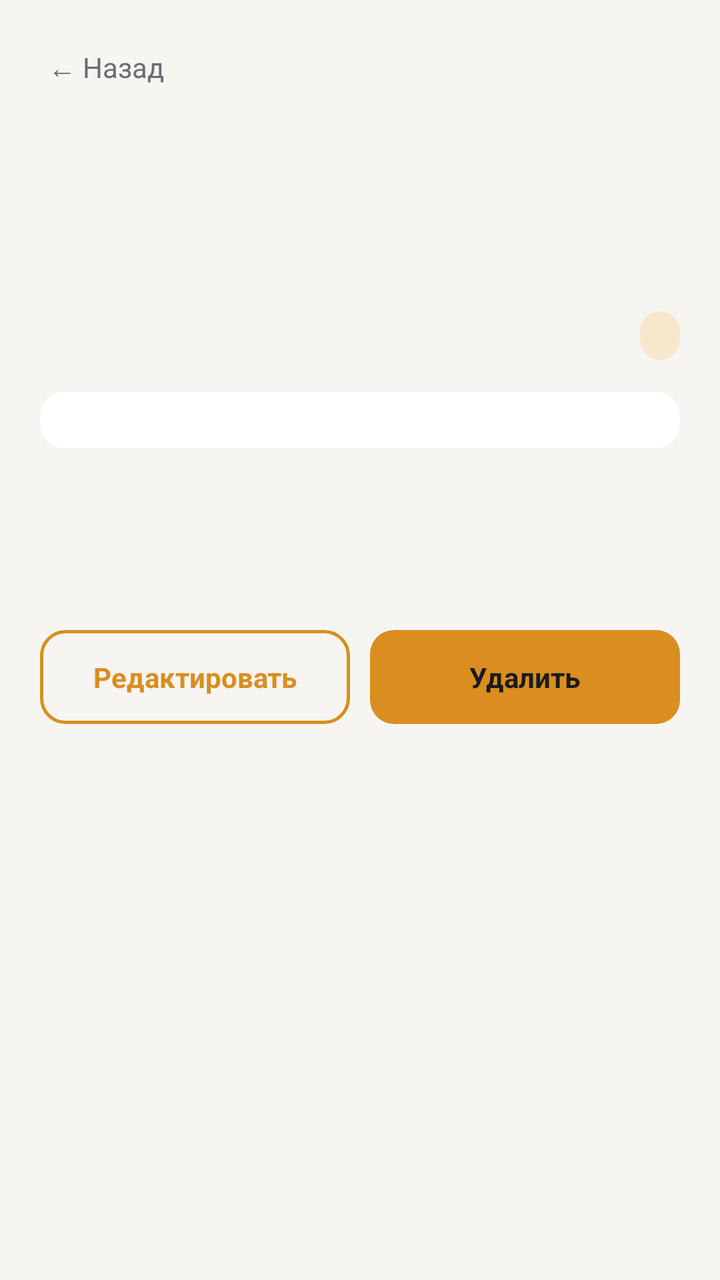
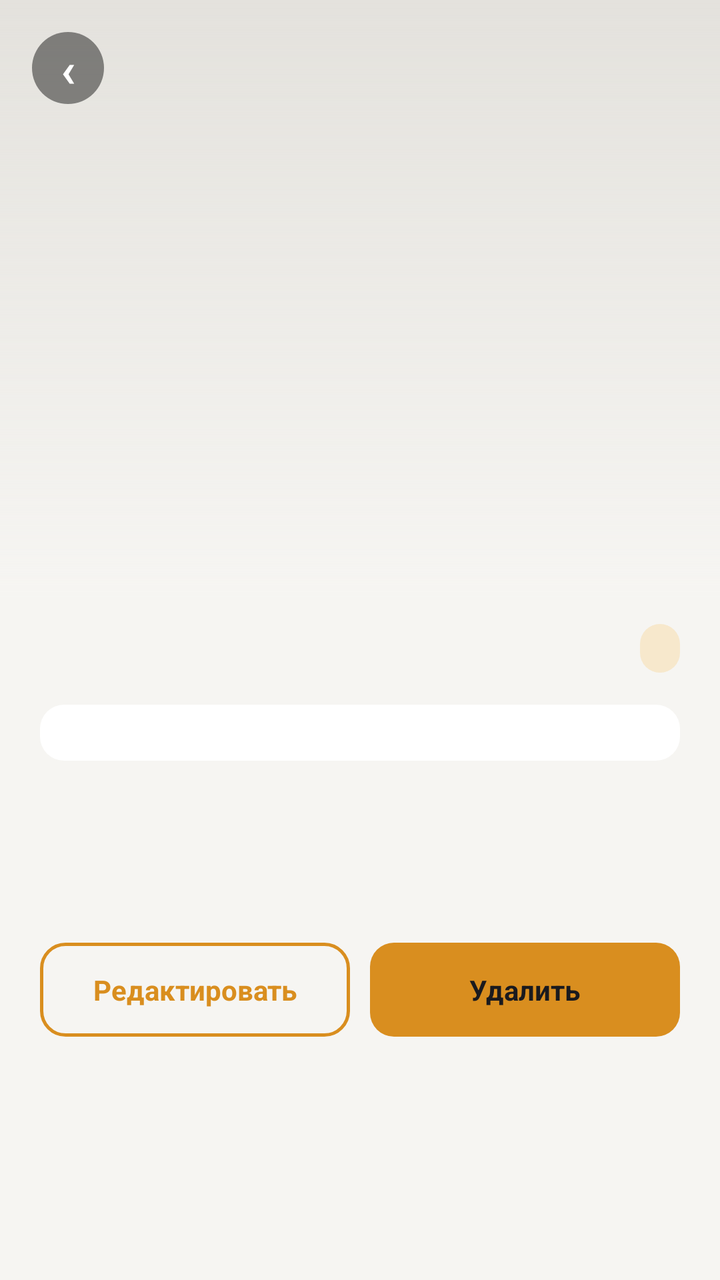

An Android layout rendered at two revisions. The XML below is the earlier revision; the diff shows what the commit changed to produce the second picture.
<!-- AndroidManifest.xml: application theme Theme.MovieDiary -->
<!-- res/layout/fragment_movie_detail.xml -->
<?xml version="1.0" encoding="utf-8"?>
<LinearLayout xmlns:android="http://schemas.android.com/apk/res/android"
    android:layout_width="match_parent"
    android:layout_height="match_parent"
    android:orientation="vertical"
    android:background="@color/colorBackground">

    <LinearLayout
        android:layout_width="match_parent"
        android:layout_height="wrap_content"
        android:orientation="horizontal"
        android:padding="16dp"
        android:gravity="center_vertical">

        <TextView
            android:id="@+id/btnBack"
            android:layout_width="wrap_content"
            android:layout_height="wrap_content"
            android:text="← Назад"
            android:textColor="@color/colorTextMuted"
            android:padding="8dp" />
    </LinearLayout>

    <ScrollView
        android:layout_width="match_parent"
        android:layout_height="0dp"
        android:layout_weight="1">

        <LinearLayout
            android:layout_width="match_parent"
            android:layout_height="wrap_content"
            android:orientation="vertical"
            android:padding="20dp">

            <ImageView
                android:id="@+id/ivPoster"
                android:layout_width="match_parent"
                android:layout_height="220dp"
                android:layout_marginBottom="16dp"
                android:background="@drawable/bg_poster_placeholder"
                android:clipToOutline="true"
                android:scaleType="centerCrop"
                android:visibility="gone" />

            <TextView
                android:id="@+id/tvTitle"
                android:layout_width="match_parent"
                android:layout_height="wrap_content"
                android:textColor="@color/colorTextPrimary"
                android:textSize="22sp"
                android:textStyle="bold" />

            <TextView
                android:id="@+id/tvYearGenre"
                android:layout_width="match_parent"
                android:layout_height="wrap_content"
                android:layout_marginTop="4dp"
                android:layout_marginBottom="16dp"
                android:textColor="@color/colorTextMuted"
                android:textSize="14sp" />

            <LinearLayout
                android:layout_width="match_parent"
                android:layout_height="wrap_content"
                android:orientation="horizontal"
                android:gravity="center_vertical"
                android:layout_marginBottom="16dp">

                <LinearLayout
                    android:id="@+id/starsContainer"
                    android:layout_width="wrap_content"
                    android:layout_height="wrap_content"
                    android:orientation="horizontal" />

                <View
                    android:layout_width="0dp"
                    android:layout_height="1dp"
                    android:layout_weight="1" />

                <TextView
                    android:id="@+id/tvStatusBadge"
                    android:layout_width="wrap_content"
                    android:layout_height="wrap_content"
                    android:textColor="@color/colorAccent"
                    android:textStyle="bold"
                    android:textSize="12sp"
                    android:background="@drawable/bg_badge"
                    android:paddingHorizontal="10dp"
                    android:paddingVertical="4dp" />
            </LinearLayout>

            <LinearLayout
                android:id="@+id/metaRow"
                android:layout_width="match_parent"
                android:layout_height="wrap_content"
                android:orientation="horizontal"
                android:background="@drawable/bg_card"
                android:padding="14dp"
                android:layout_marginBottom="16dp" />

            <TextView
                android:id="@+id/tvTagsLabel"
                android:layout_width="wrap_content"
                android:layout_height="wrap_content"
                android:text="ТЕГИ"
                android:textColor="@color/colorTextMuted"
                android:textSize="12sp"
                android:visibility="gone" />

            <com.google.android.material.chip.ChipGroup
                android:id="@+id/chipGroupTags"
                android:layout_width="match_parent"
                android:layout_height="wrap_content"
                android:layout_marginTop="8dp"
                android:layout_marginBottom="16dp" />

            <TextView
                android:id="@+id/tvReviewLabel"
                android:layout_width="wrap_content"
                android:layout_height="wrap_content"
                android:text="ОТЗЫВ"
                android:textColor="@color/colorTextMuted"
                android:textSize="12sp"
                android:visibility="gone" />

            <TextView
                android:id="@+id/tvReview"
                android:layout_width="match_parent"
                android:layout_height="wrap_content"
                android:layout_marginTop="8dp"
                android:layout_marginBottom="24dp"
                android:textColor="@color/colorTextPrimary"
                android:textSize="14sp"
                android:lineSpacingMultiplier="1.3" />

            <LinearLayout
                android:layout_width="match_parent"
                android:layout_height="wrap_content"
                android:orientation="horizontal">

                <TextView
                    android:id="@+id/btnEdit"
                    android:layout_width="0dp"
                    android:layout_height="wrap_content"
                    android:layout_weight="1"
                    android:layout_marginEnd="10dp"
                    android:text="Редактировать"
                    android:textColor="@color/colorAccent"
                    android:textStyle="bold"
                    android:gravity="center"
                    android:padding="14dp"
                    android:background="@drawable/bg_outline_button" />

                <TextView
                    android:id="@+id/btnDelete"
                    android:layout_width="0dp"
                    android:layout_height="wrap_content"
                    android:layout_weight="1"
                    android:text="Удалить"
                    android:textColor="@color/colorOnAccent"
                    android:textStyle="bold"
                    android:gravity="center"
                    android:padding="14dp"
                    android:background="@drawable/bg_accent_button" />
            </LinearLayout>

        </LinearLayout>
    </ScrollView>
</LinearLayout>
<!-- resources referenced by this layout -->
<resources>
  <color name="colorAccent">#D98E1F</color>
  <color name="colorBackground">#F6F5F2</color>
  <color name="colorOnAccent">#1A1A1E</color>
  <color name="colorTextMuted">#6B6B76</color>
  <color name="colorTextPrimary">#1A1A1E</color>
  <!-- drawable bg_accent_button (drawable) -->
  <?xml version="1.0" encoding="utf-8"?>
  <shape xmlns:android="http://schemas.android.com/apk/res/android" android:shape="rectangle">
      <solid android:color="@color/colorAccent" />
      <corners android:radius="12dp" />
  </shape>
  <!-- drawable bg_badge (drawable) -->
  <?xml version="1.0" encoding="utf-8"?>
  <shape xmlns:android="http://schemas.android.com/apk/res/android" android:shape="rectangle">
      <solid android:color="@color/colorAccentSoftSolid" />
      <corners android:radius="20dp" />
  </shape>
  <!-- drawable bg_card (drawable) -->
  <?xml version="1.0" encoding="utf-8"?>
  <shape xmlns:android="http://schemas.android.com/apk/res/android" android:shape="rectangle">
      <solid android:color="@color/colorSurface" />
      <corners android:radius="12dp" />
  </shape>
  <!-- drawable bg_outline_button (drawable) -->
  <?xml version="1.0" encoding="utf-8"?>
  <shape xmlns:android="http://schemas.android.com/apk/res/android" android:shape="rectangle">
      <solid android:color="@android:color/transparent" />
      <corners android:radius="12dp" />
      <stroke android:width="1.5dp" android:color="@color/colorAccent" />
  </shape>
  <!-- drawable bg_poster_placeholder (drawable) -->
  <?xml version="1.0" encoding="utf-8"?>
  <shape xmlns:android="http://schemas.android.com/apk/res/android" android:shape="rectangle">
      <solid android:color="@color/colorPosterPlaceholder" />
      <corners android:radius="8dp" />
  </shape>
  <style name="Theme.MovieDiary" parent="Base.Theme.MovieDiary" />
  <color name="colorAccentSoftSolid">#F7E8CC</color>
  <color name="colorSurface">#FFFFFF</color>
  <color name="colorPosterPlaceholder">#E4E2DD</color>
  <style name="Base.Theme.MovieDiary" parent="Theme.Material3.DayNight.NoActionBar">
          
          
      </style>
</resources>

<!-- the commit's change to res/layout/fragment_movie_detail.xml (unified diff, before → after) -->
@@ -1,46 +1,47 @@
 <?xml version="1.0" encoding="utf-8"?>
 <LinearLayout xmlns:android="http://schemas.android.com/apk/res/android"
+    xmlns:app="http://schemas.android.com/apk/res-auto"
     android:layout_width="match_parent"
     android:layout_height="match_parent"
     android:orientation="vertical"
     android:background="@color/colorBackground">
 
-    <LinearLayout
+    <FrameLayout
+        android:id="@+id/heroContainer"
         android:layout_width="match_parent"
-        android:layout_height="wrap_content"
-        android:orientation="horizontal"
-        android:padding="16dp"
-        android:gravity="center_vertical">
+        android:layout_height="300dp">
+
+        <ImageView
+            android:id="@+id/ivPoster"
+            android:layout_width="match_parent"
+            android:layout_height="match_parent"
+            android:background="@color/colorPosterPlaceholder"
+            android:scaleType="centerCrop" />
+
+        <View
+            android:layout_width="match_parent"
+            android:layout_height="match_parent"
+            android:background="@drawable/bg_hero_gradient" />
 
         <TextView
             android:id="@+id/btnBack"
-            android:layout_width="wrap_content"
-            android:layout_height="wrap_content"
-            android:text="← Назад"
-            android:textColor="@color/colorTextMuted"
-            android:padding="8dp" />
-    </LinearLayout>
-
-    <ScrollView
-        android:layout_width="match_parent"
-        android:layout_height="0dp"
-        android:layout_weight="1">
+            android:layout_width="36dp"
+            android:layout_height="36dp"
+            android:layout_margin="16dp"
+            android:background="@drawable/bg_circle_dark"
+            android:gravity="center"
+            android:text="‹"
+            android:textColor="#FFFFFF"
+            android:textSize="24sp"
+            android:textStyle="bold" />
 
         <LinearLayout
             android:layout_width="match_parent"
             android:layout_height="wrap_content"
+            android:layout_gravity="bottom"
             android:orientation="vertical"
-            android:padding="20dp">
-
-            <ImageView
-                android:id="@+id/ivPoster"
-                android:layout_width="match_parent"
-                android:layout_height="220dp"
-                android:layout_marginBottom="16dp"
-                android:background="@drawable/bg_poster_placeholder"
-                android:clipToOutline="true"
-                android:scaleType="centerCrop"
-                android:visibility="gone" />
+            android:paddingHorizontal="20dp"
+            android:paddingBottom="12dp">
 
             <TextView
                 android:id="@+id/tvTitle"
@@ -55,16 +56,30 @@
                 android:layout_width="match_parent"
                 android:layout_height="wrap_content"
                 android:layout_marginTop="4dp"
-                android:layout_marginBottom="16dp"
                 android:textColor="@color/colorTextMuted"
                 android:textSize="14sp" />
+        </LinearLayout>
+    </FrameLayout>
+
+    <ScrollView
+        android:layout_width="match_parent"
+        android:layout_height="0dp"
+        android:layout_weight="1">
+
+        <LinearLayout
+            android:layout_width="match_parent"
+            android:layout_height="wrap_content"
+            android:orientation="vertical"
+            android:paddingHorizontal="20dp"
+            android:paddingTop="12dp"
+            android:paddingBottom="24dp">
 
             <LinearLayout
                 android:layout_width="match_parent"
                 android:layout_height="wrap_content"
-                android:orientation="horizontal"
+                android:layout_marginBottom="16dp"
                 android:gravity="center_vertical"
-                android:layout_marginBottom="16dp">
+                android:orientation="horizontal">
 
                 <LinearLayout
                     android:id="@+id/starsContainer"
@@ -81,22 +96,22 @@
                     android:id="@+id/tvStatusBadge"
                     android:layout_width="wrap_content"
                     android:layout_height="wrap_content"
-                    android:textColor="@color/colorAccent"
-                    android:textStyle="bold"
-                    android:textSize="12sp"
                     android:background="@drawable/bg_badge"
                     android:paddingHorizontal="10dp"
-                    android:paddingVertical="4dp" />
+                    android:paddingVertical="4dp"
+                    android:textColor="@color/colorAccent"
+                    android:textSize="12sp"
+                    android:textStyle="bold" />
             </LinearLayout>
 
             <LinearLayout
                 android:id="@+id/metaRow"
                 android:layout_width="match_parent"
                 android:layout_height="wrap_content"
+                android:layout_marginBottom="16dp"
+                android:background="@drawable/bg_card"
                 android:orientation="horizontal"
-                android:background="@drawable/bg_card"
-                android:padding="14dp"
-                android:layout_marginBottom="16dp" />
+                android:padding="14dp" />
 
             <TextView
                 android:id="@+id/tvTagsLabel"
@@ -129,9 +144,9 @@
                 android:layout_height="wrap_content"
                 android:layout_marginTop="8dp"
                 android:layout_marginBottom="24dp"
+                android:lineSpacingMultiplier="1.3"
                 android:textColor="@color/colorTextPrimary"
-                android:textSize="14sp"
-                android:lineSpacingMultiplier="1.3" />
+                android:textSize="14sp" />
 
             <LinearLayout
                 android:layout_width="match_parent"
@@ -142,28 +157,27 @@
                     android:id="@+id/btnEdit"
                     android:layout_width="0dp"
                     android:layout_height="wrap_content"
+                    android:layout_marginEnd="10dp"
                     android:layout_weight="1"
-                    android:layout_marginEnd="10dp"
+                    android:background="@drawable/bg_outline_button"
+                    android:gravity="center"
+                    android:padding="14dp"
                     android:text="Редактировать"
                     android:textColor="@color/colorAccent"
-                    android:textStyle="bold"
-                    android:gravity="center"
-                    android:padding="14dp"
-                    android:background="@drawable/bg_outline_button" />
+                    android:textStyle="bold" />
 
                 <TextView
                     android:id="@+id/btnDelete"
                     android:layout_width="0dp"
                     android:layout_height="wrap_content"
                     android:layout_weight="1"
+                    android:background="@drawable/bg_accent_button"
+                    android:gravity="center"
+                    android:padding="14dp"
                     android:text="Удалить"
                     android:textColor="@color/colorOnAccent"
-                    android:textStyle="bold"
-                    android:gravity="center"
-                    android:padding="14dp"
-                    android:background="@drawable/bg_accent_button" />
+                    android:textStyle="bold" />
             </LinearLayout>
-
         </LinearLayout>
     </ScrollView>
 </LinearLayout>
<!-- resource entries referenced after the edit -->
@@ -23,18 +23,25 @@
       <solid android:color="@color/colorSurface" />
       <corners android:radius="12dp" />
   </shape>
+  <!-- drawable bg_circle_dark (drawable) -->
+  <?xml version="1.0" encoding="utf-8"?>
+  <shape xmlns:android="http://schemas.android.com/apk/res/android" android:shape="oval">
+      <solid android:color="#73000000" />
+  </shape>
+  <!-- drawable bg_hero_gradient (drawable) -->
+  <?xml version="1.0" encoding="utf-8"?>
+  <shape xmlns:android="http://schemas.android.com/apk/res/android" android:shape="rectangle">
+      <gradient
+          android:angle="270"
+          android:startColor="#00000000"
+          android:endColor="@color/colorBackground" />
+  </shape>
   <!-- drawable bg_outline_button (drawable) -->
   <?xml version="1.0" encoding="utf-8"?>
   <shape xmlns:android="http://schemas.android.com/apk/res/android" android:shape="rectangle">
       <solid android:color="@android:color/transparent" />
       <corners android:radius="12dp" />
       <stroke android:width="1.5dp" android:color="@color/colorAccent" />
-  </shape>
-  <!-- drawable bg_poster_placeholder (drawable) -->
-  <?xml version="1.0" encoding="utf-8"?>
-  <shape xmlns:android="http://schemas.android.com/apk/res/android" android:shape="rectangle">
-      <solid android:color="@color/colorPosterPlaceholder" />
-      <corners android:radius="8dp" />
   </shape>
   <style name="Theme.MovieDiary" parent="Base.Theme.MovieDiary" />
   <color name="colorAccentSoftSolid">#F7E8CC</color>
